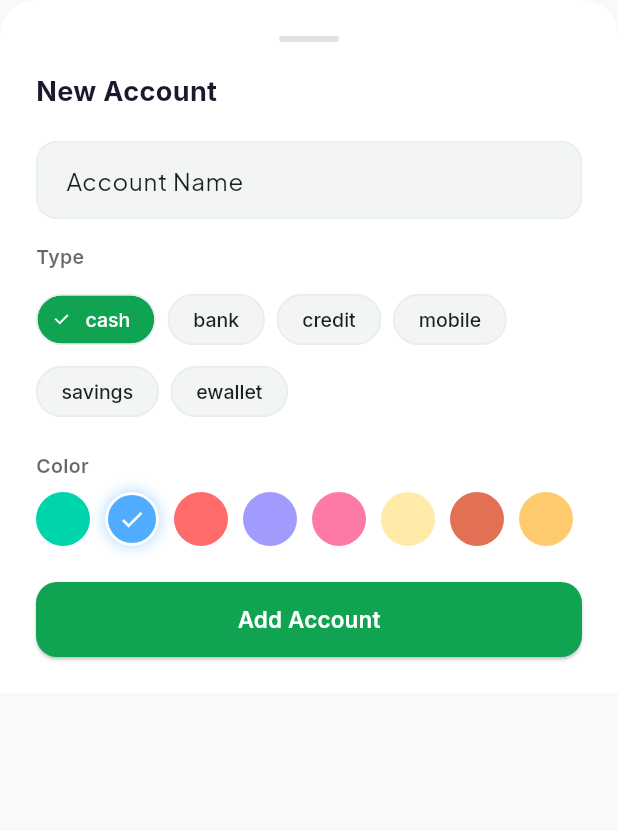
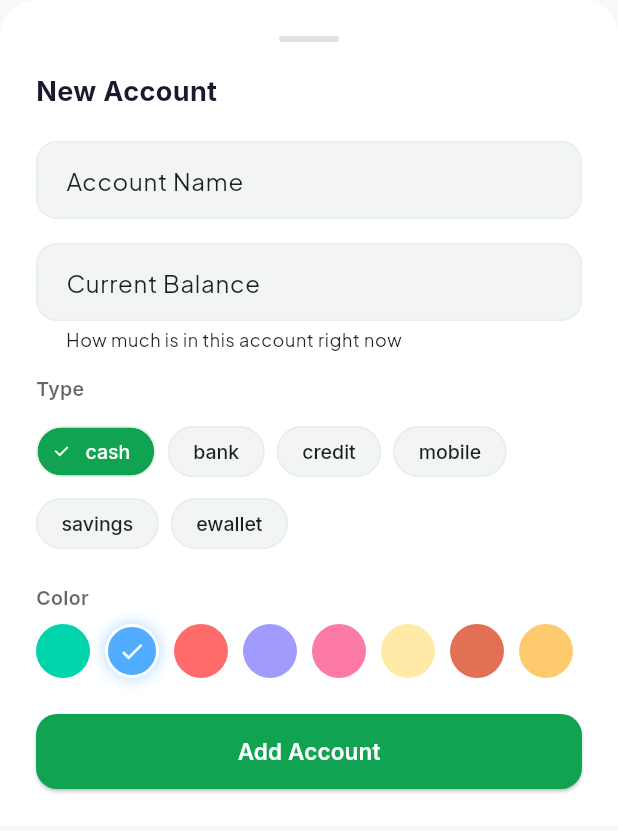
Before and after one commit to ThisIsKawsar/money-wallet, a Flutter app: the AddAccountSheet widget shown alone on an empty page, opened directly, on a phone screen of 412 x 824 dp. Shown: the top 831 px of the screen. Run offline on Flutter 3.47's test engine with Material 3 defaults, Android fonts, the phone set to English and light mode, and no system bars; our stand-ins replace file_picker, fl_chart, flutter_slidable, go_router, google_fonts, share_plus and 3 more; accounts and stored records are empty.

Commit message:
feat: add balance management in AddAccountSheet and improve import/export screen with balance hints

```diff
--- a/lib/screens/accounts/widgets/add_account_sheet.dart
+++ b/lib/screens/accounts/widgets/add_account_sheet.dart
@@ -1,4 +1,5 @@
 import 'package:flutter/material.dart';
+import 'package:flutter/services.dart';
 import 'package:provider/provider.dart';
 import 'package:google_fonts/google_fonts.dart';
 import 'package:uuid/uuid.dart';
@@ -27,13 +28,20 @@ class AddAccountSheet extends StatefulWidget {
 
 class _AddAccountSheetState extends State<AddAccountSheet> {
   final _nameController = TextEditingController();
+  final _balanceController = TextEditingController();
   AccountType _type = AccountType.cash;
   String _selectedColor = '#4facfe';
   bool _isEditing = false;
 
   static const _colors = [
-    '#00d4aa', '#4facfe', '#ff6b6b', '#a29bfe',
-    '#fd79a8', '#ffeaa7', '#e17055', '#fdcb6e',
+    '#00d4aa',
+    '#4facfe',
+    '#ff6b6b',
+    '#a29bfe',
+    '#fd79a8',
+    '#ffeaa7',
+    '#e17055',
+    '#fdcb6e',
   ];
 
   @override
@@ -44,23 +52,37 @@ class _AddAccountSheetState extends State<AddAccountSheet> {
       _nameController.text = widget.account!.name;
       _type = widget.account!.type;
       _selectedColor = widget.account!.color;
+      _balanceController.text = _fmtBalance(widget.account!.balance);
     }
   }
 
   @override
   void dispose() {
     _nameController.dispose();
+    _balanceController.dispose();
     super.dispose();
+  }
+
+  static String _fmtBalance(double v) =>
+      v == v.roundToDouble() ? v.toStringAsFixed(0) : v.toStringAsFixed(2);
+
+  /// Empty means "keep" when editing and 0 when adding.
+  double? _parsedBalance() {
+    final raw = _balanceController.text.replaceAll(',', '').trim();
+    if (raw.isEmpty || raw == '-') return null;
+    return double.tryParse(raw);
   }
 
   Future<void> _save() async {
     if (_nameController.text.trim().isEmpty) return;
     final provider = context.read<AccountProvider>();
+    final balance = _parsedBalance();
     if (_isEditing) {
       final updated = widget.account!.copyWith(
         name: _nameController.text.trim(),
         type: _type,
         color: _selectedColor,
+        balance: balance ?? widget.account!.balance,
       );
       await provider.updateAccount(updated);
     } else {
@@ -70,11 +92,12 @@ class _AddAccountSheetState extends State<AddAccountSheet> {
         type: _type,
         icon: _iconForType(_type),
         color: _selectedColor,
+        balance: balance ?? 0,
         createdAt: DateTime.now(),
       );
       await provider.addAccount(account);
     }
-    if (context.mounted) Navigator.pop(context);
+    if (mounted) Navigator.pop(context);
   }
 
   String _iconForType(AccountType type) {
@@ -99,13 +122,15 @@ class _AddAccountSheetState extends State<AddAccountSheet> {
     final isDark = Theme.of(context).brightness == Brightness.dark;
     return Padding(
       padding: EdgeInsets.only(
-          bottom: MediaQuery.of(context).viewInsets.bottom),
+        bottom: MediaQuery.of(context).viewInsets.bottom,
+      ),
       child: Container(
         decoration: BoxDecoration(
           color: isDark ? AppColors.darkSurface : Colors.white,
           borderRadius: const BorderRadius.vertical(top: Radius.circular(24)),
         ),
         padding: const EdgeInsets.all(24),
+        child: SingleChildScrollView(
           child: Column(
             mainAxisSize: MainAxisSize.min,
             crossAxisAlignment: CrossAxisAlignment.start,
@@ -126,7 +151,8 @@ class _AddAccountSheetState extends State<AddAccountSheet> {
                 style: GoogleFonts.inter(
                   fontSize: 18,
                   fontWeight: FontWeight.w700,
-                  color: isDark ? Colors.white : const Color(0xFF1a1a2e)),
+                  color: isDark ? Colors.white : const Color(0xFF1a1a2e),
+                ),
               ),
               const SizedBox(height: 20),
               TextField(
@@ -137,13 +163,35 @@ class _AddAccountSheetState extends State<AddAccountSheet> {
                 ),
               ),
               const SizedBox(height: 16),
-            Text('Type',
+              TextField(
+                controller: _balanceController,
+                keyboardType: const TextInputType.numberWithOptions(
+                  decimal: true,
+                  signed: true,
+                ),
+                inputFormatters: [
+                  FilteringTextInputFormatter.allow(RegExp(r'[-0-9.,]')),
+                ],
+                decoration: InputDecoration(
+                  labelText: 'Current Balance',
+                  hintText: '0',
+                  helperText: _isEditing
+                      ? 'Set the real amount in this account now. Transactions are not changed.'
+                      : 'How much is in this account right now',
+                  helperMaxLines: 2,
+                ),
+              ),
+              const SizedBox(height: 16),
+              Text(
+                'Type',
                 style: GoogleFonts.inter(
                   fontSize: 13,
                   fontWeight: FontWeight.w600,
                   color: isDark
                       ? Colors.white.withValues(alpha: 0.7)
-                        : Colors.black.withValues(alpha: 0.6))),
+                      : Colors.black.withValues(alpha: 0.6),
+                ),
+              ),
               const SizedBox(height: 8),
               Wrap(
                 spacing: 8,
@@ -162,13 +210,16 @@ class _AddAccountSheetState extends State<AddAccountSheet> {
                 }).toList(),
               ),
               const SizedBox(height: 16),
-            Text('Color',
+              Text(
+                'Color',
                 style: GoogleFonts.inter(
                   fontSize: 13,
                   fontWeight: FontWeight.w600,
                   color: isDark
                       ? Colors.white.withValues(alpha: 0.7)
-                        : Colors.black.withValues(alpha: 0.6))),
+                      : Colors.black.withValues(alpha: 0.6),
+                ),
+              ),
               const SizedBox(height: 8),
               Wrap(
                 spacing: 10,
@@ -191,12 +242,17 @@ class _AddAccountSheetState extends State<AddAccountSheet> {
                             ? [
                                 BoxShadow(
                                   color: color.withValues(alpha: 0.5),
-                                  blurRadius: 8)
+                                  blurRadius: 8,
+                                ),
                               ]
                             : null,
                       ),
                       child: isSelected
-                        ? const Icon(Icons.check, color: Colors.white, size: 18)
+                          ? const Icon(
+                              Icons.check,
+                              color: Colors.white,
+                              size: 18,
+                            )
                           : null,
                     ),
                   );
@@ -212,18 +268,22 @@ class _AddAccountSheetState extends State<AddAccountSheet> {
                     backgroundColor: AppColors.primary,
                     foregroundColor: Colors.white,
                     shape: RoundedRectangleBorder(
-                      borderRadius: BorderRadius.circular(14)),
+                      borderRadius: BorderRadius.circular(14),
+                    ),
                   ),
                   child: Text(
                     _isEditing ? 'Update Account' : 'Add Account',
                     style: GoogleFonts.inter(
-                      fontSize: 15, fontWeight: FontWeight.w600),
+                      fontSize: 15,
+                      fontWeight: FontWeight.w600,
+                    ),
                   ),
                 ),
               ),
             ],
           ),
         ),
+      ),
     );
   }
 }
--- a/lib/screens/settings/import_export_screen.dart
+++ b/lib/screens/settings/import_export_screen.dart
@@ -1,6 +1,7 @@
 import 'package:flutter/material.dart';
 import 'package:flutter/services.dart';
 import 'package:provider/provider.dart';
+import 'package:go_router/go_router.dart';
 import 'package:cashpilot/core/theme/app_colors.dart';
 import 'package:cashpilot/core/utils/data_transfer.dart';
 import 'package:cashpilot/providers/account_provider.dart';
@@ -74,7 +75,34 @@ class _ImportExportScreenState extends State<ImportExportScreen> {
             : 'Imported ${res.added} transactions${res.skipped > 0 ? ' · ${res.skipped} skipped' : ''}',
         icon: Icons.check_circle_rounded,
       );
+      final negative = context.read<AccountProvider>().accounts.where((a) => a.balance < 0).toList();
+      if (res.kind == 'csv' && negative.isNotEmpty) await _showBalanceHint(negative.map((a) => a.name).toList());
     });
+  }
+
+  Future<void> _showBalanceHint(List<String> names) {
+    return showDialog<void>(
+      context: context,
+      builder: (ctx) => AlertDialog(
+        title: const Text('Set your account balances'),
+        content: Text(
+          'A CSV only has transactions, not the money each account started with, '
+          'so ${names.join(', ')} ${names.length == 1 ? 'is' : 'are'} now below zero.\n\n'
+          'Open Accounts, tap an account, then the edit button, and enter its real '
+          'Current Balance.',
+        ),
+        actions: [
+          TextButton(onPressed: () => Navigator.pop(ctx), child: const Text('Later')),
+          TextButton(
+            onPressed: () {
+              Navigator.pop(ctx);
+              context.go('/accounts');
+            },
+            child: const Text('Open Accounts'),
+          ),
+        ],
+      ),
+    );
   }
 
   Future<void> _exportCsv() {
@@ -251,6 +279,8 @@ class _ImportExportScreenState extends State<ImportExportScreen> {
           children: const [
             _Bullet('A CSV exported from CashPilot can be imported back as is. Both use the same format.'),
             _Bullet('Account balances are updated from the imported income, expenses and transfers.'),
+            _Bullet('A CSV has no opening balances, so accounts can show a minus balance after import. '
+                'Fix it by editing the account and entering its real Current Balance.'),
             _Bullet('Rows that already exist (same time, type, amount and note) are skipped, so importing the same file twice is safe.'),
             _Bullet('Rows with an unknown type, a missing amount or an unreadable time are skipped.'),
             _Bullet('A .json backup restores accounts, categories, transactions, budgets and goals.'),
```
Also changed, not shown: lib/data/database/demo_data.dart (+54 -0 lines). Lines whose indentation alone changed are shown as unchanged.
